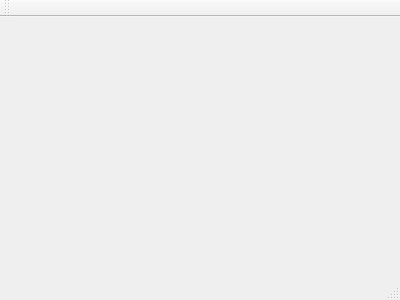
This is Skil3/mainwindow.ui in AlexanderJosep/skil-3 as Qt 5 draws it before an edit. The edited form follows.
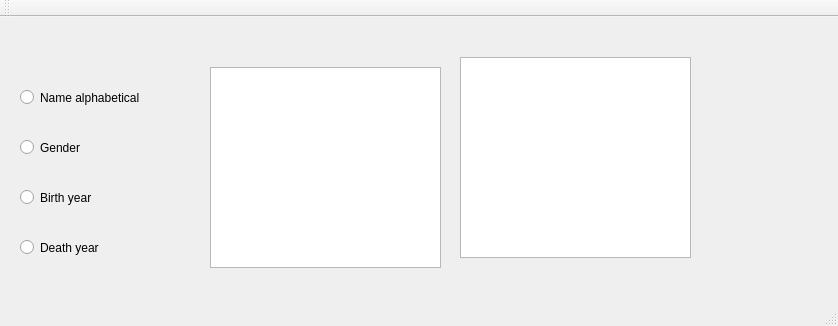
This is the edited form.

```diff
--- a/Skil3/mainwindow.ui
+++ b/Skil3/mainwindow.ui
@@ -1,24 +1,112 @@
 <ui version="4.0">
  <class>MainWindow</class>
- <widget class="QMainWindow" name="MainWindow" >
-  <property name="geometry" >
+ <widget class="QMainWindow" name="MainWindow">
+  <property name="geometry">
    <rect>
     <x>0</x>
     <y>0</y>
-    <width>400</width>
-    <height>300</height>
+    <width>838</width>
+    <height>326</height>
    </rect>
   </property>
   <property name="windowTitle" >
    <string>MainWindow</string>
   </property>
-  <widget class="QMenuBar" name="menuBar" />
-  <widget class="QToolBar" name="mainToolBar" />
-  <widget class="QWidget" name="centralWidget" />
-  <widget class="QStatusBar" name="statusBar" />
+  <widget class="QWidget" name="centralWidget">
+   <widget class="QListView" name="listViewPersons">
+    <property name="geometry">
+     <rect>
+      <x>210</x>
+      <y>50</y>
+      <width>231</width>
+      <height>201</height>
+     </rect>
+    </property>
+   </widget>
+   <widget class="QListView" name="listViewPersons_2">
+    <property name="geometry">
+     <rect>
+      <x>460</x>
+      <y>40</y>
+      <width>231</width>
+      <height>201</height>
+     </rect>
+    </property>
+   </widget>
+   <widget class="QRadioButton" name="radioButtonP1">
+    <property name="geometry">
+     <rect>
+      <x>20</x>
+      <y>60</y>
+      <width>311</width>
+      <height>41</height>
+     </rect>
+    </property>
+    <property name="text">
+     <string>Name alphabetical</string>
+    </property>
+   </widget>
+   <widget class="QRadioButton" name="radioButtonP1_2">
+    <property name="geometry">
+     <rect>
+      <x>20</x>
+      <y>110</y>
+      <width>181</width>
+      <height>41</height>
+     </rect>
+    </property>
+    <property name="text">
+     <string>Gender</string>
+    </property>
+   </widget>
+   <widget class="QRadioButton" name="radioButtonP1_3">
+    <property name="geometry">
+     <rect>
+      <x>20</x>
+      <y>160</y>
+      <width>181</width>
+      <height>41</height>
+     </rect>
+    </property>
+    <property name="text">
+     <string>Birth year</string>
+    </property>
+   </widget>
+   <widget class="QRadioButton" name="radioButtonP1_4">
+    <property name="geometry">
+     <rect>
+      <x>20</x>
+      <y>210</y>
+      <width>201</width>
+      <height>41</height>
+     </rect>
+    </property>
+    <property name="text">
+     <string>Death year</string>
+    </property>
+   </widget>
+  </widget>
+  <widget class="QMenuBar" name="menuBar">
+   <property name="geometry">
+    <rect>
+     <x>0</x>
+     <y>0</y>
+     <width>838</width>
+     <height>19</height>
+    </rect>
+   </property>
+  </widget>
+  <widget class="QToolBar" name="mainToolBar">
+   <attribute name="toolBarArea">
+    <enum>TopToolBarArea</enum>
+   </attribute>
+   <attribute name="toolBarBreak">
+    <bool>false</bool>
+   </attribute>
+  </widget>
+  <widget class="QStatusBar" name="statusBar"/>
  </widget>
- <layoutDefault spacing="6" margin="11" />
- <pixmapfunction></pixmapfunction>
+ <layoutdefault spacing="6" margin="11"/>
  <resources/>
  <connections/>
 </ui>
```
Left out of the diff: 3 changed lines with no effect on the pictures.
